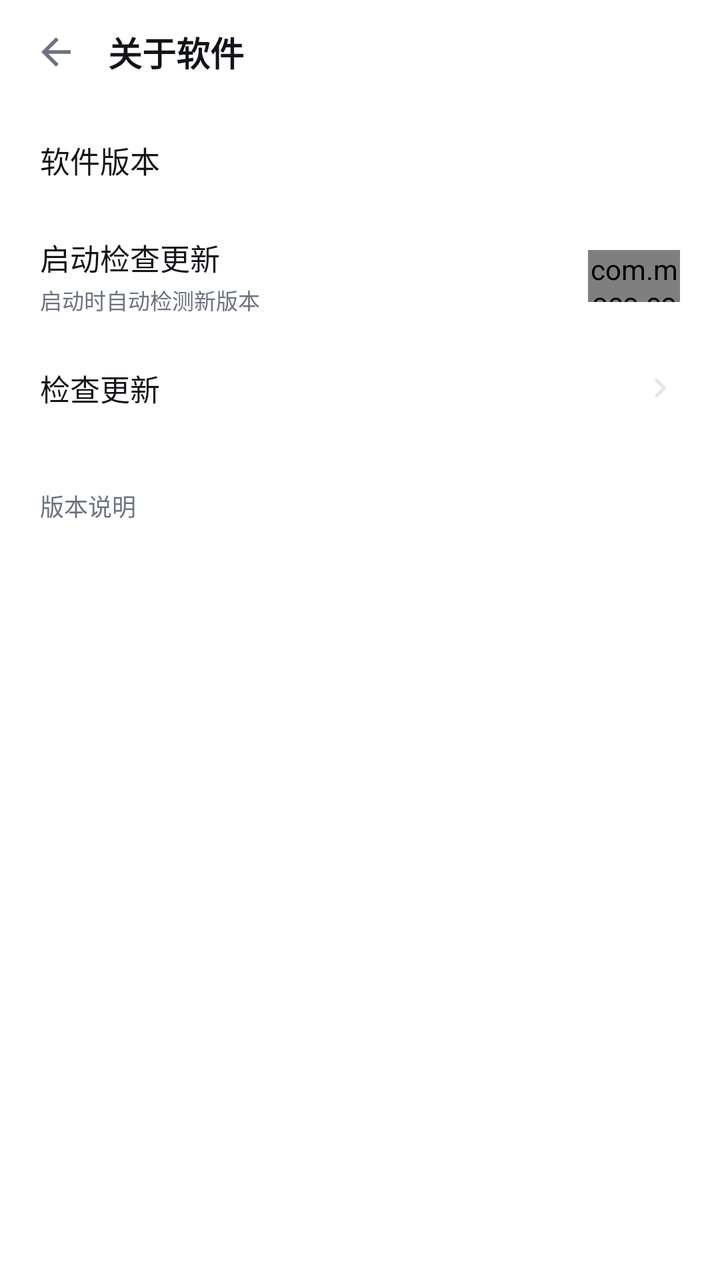
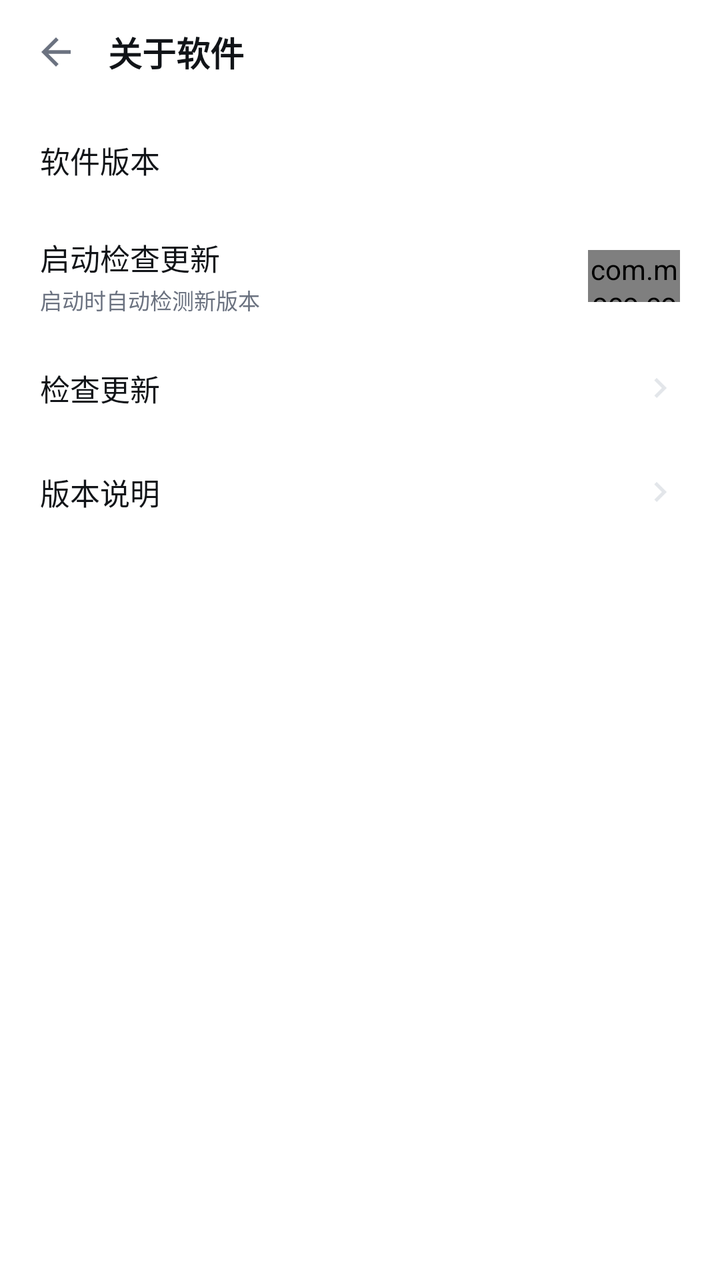

Screens rendered from an Android XML layout before and after an edit, with the pre-edit source and the edit as a unified diff.
<!-- AndroidManifest.xml: application theme Theme.ComicSearch -->
<!-- res/layout/activity_about.xml -->
<?xml version="1.0" encoding="utf-8"?>
<LinearLayout xmlns:android="http://schemas.android.com/apk/res/android"
    android:layout_width="match_parent"
    android:layout_height="match_parent"
    android:orientation="vertical"
    android:background="@color/bg"
    android:fitsSystemWindows="true">

    <LinearLayout
        android:layout_width="match_parent"
        android:layout_height="52dp"
        android:orientation="horizontal"
        android:gravity="center_vertical"
        android:paddingStart="6dp"
        android:paddingEnd="16dp"
        android:background="@color/surface">

        <ImageView
            android:id="@+id/btnBack"
            android:layout_width="44dp"
            android:layout_height="44dp"
            android:padding="11dp"
            android:src="@drawable/ic_back"
            android:contentDescription="@string/nav_back"
            android:clickable="true"
            android:focusable="true"
            android:background="?attr/selectableItemBackgroundBorderless" />

        <TextView
            android:layout_width="0dp"
            android:layout_height="wrap_content"
            android:layout_weight="1"
            android:layout_marginStart="4dp"
            android:text="@string/about_app"
            android:textColor="@color/on_surface"
            android:textSize="17sp"
            android:textStyle="bold" />
    </LinearLayout>

    <ScrollView
        android:layout_width="match_parent"
        android:layout_height="0dp"
        android:layout_weight="1"
        android:scrollbars="none">

        <LinearLayout
            android:layout_width="match_parent"
            android:layout_height="wrap_content"
            android:orientation="vertical"
            android:paddingBottom="28dp">

            <LinearLayout
                android:layout_width="match_parent"
                android:layout_height="56dp"
                android:orientation="horizontal"
                android:gravity="center_vertical"
                android:paddingStart="20dp"
                android:paddingEnd="20dp">

                <TextView
                    android:layout_width="0dp"
                    android:layout_height="wrap_content"
                    android:layout_weight="1"
                    android:text="@string/about_version"
                    android:textColor="@color/on_surface"
                    android:textSize="15sp" />

                <TextView
                    android:id="@+id/versionValue"
                    android:layout_width="wrap_content"
                    android:layout_height="wrap_content"
                    android:textColor="@color/muted"
                    android:textSize="13sp" />

                <View
                    android:id="@+id/versionDot"
                    android:layout_width="8dp"
                    android:layout_height="8dp"
                    android:layout_marginStart="6dp"
                    android:background="@drawable/bg_dot_red"
                    android:visibility="gone" />
            </LinearLayout>

            <LinearLayout
                android:id="@+id/rowAutoCheck"
                android:layout_width="match_parent"
                android:layout_height="60dp"
                android:orientation="horizontal"
                android:gravity="center_vertical"
                android:paddingStart="20dp"
                android:paddingEnd="20dp"
                android:clickable="true"
                android:focusable="true"
                android:background="?attr/selectableItemBackground">

                <LinearLayout
                    android:layout_width="0dp"
                    android:layout_height="wrap_content"
                    android:layout_weight="1"
                    android:orientation="vertical">

                    <TextView
                        android:layout_width="wrap_content"
                        android:layout_height="wrap_content"
                        android:text="@string/auto_check_update"
                        android:textColor="@color/on_surface"
                        android:textSize="15sp" />

                    <TextView
                        android:layout_width="wrap_content"
                        android:layout_height="wrap_content"
                        android:layout_marginTop="2dp"
                        android:text="@string/auto_check_update_hint"
                        android:textColor="@color/muted"
                        android:textSize="11sp" />
                </LinearLayout>

                <com.moco.comicsearch.PillSwitch
                    android:id="@+id/swAutoCheck"
                    android:layout_width="46dp"
                    android:layout_height="26dp" />
            </LinearLayout>

            <LinearLayout
                android:id="@+id/rowCheckUpdate"
                android:layout_width="match_parent"
                android:layout_height="52dp"
                android:orientation="horizontal"
                android:gravity="center_vertical"
                android:paddingStart="20dp"
                android:paddingEnd="20dp"
                android:clickable="true"
                android:focusable="true"
                android:background="?attr/selectableItemBackground">

                <TextView
                    android:layout_width="0dp"
                    android:layout_height="wrap_content"
                    android:layout_weight="1"
                    android:text="@string/check_update"
                    android:textColor="@color/on_surface"
                    android:textSize="15sp" />

                <ImageView
                    android:layout_width="20dp"
                    android:layout_height="20dp"
                    android:src="@drawable/ic_chevron"
                    android:contentDescription="@null" />
            </LinearLayout>

            <TextView
                android:layout_width="wrap_content"
                android:layout_height="wrap_content"
                android:layout_marginStart="20dp"
                android:layout_marginTop="24dp"
                android:text="@string/release_notes"
                android:textColor="@color/muted"
                android:textSize="12sp" />

            <TextView
                android:id="@+id/notesView"
                android:layout_width="match_parent"
                android:layout_height="wrap_content"
                android:layout_marginStart="20dp"
                android:layout_marginEnd="20dp"
                android:layout_marginTop="10dp"
                android:textColor="@color/on_surface"
                android:textSize="12sp"
                android:lineSpacingExtra="4dp" />
        </LinearLayout>
    </ScrollView>
</LinearLayout>
<!-- resources referenced by this layout -->
<resources>
  <color name="bg">#FFFFFF</color>
  <color name="muted">#6B7280</color>
  <color name="on_surface">#111418</color>
  <color name="surface">#FFFFFF</color>
  <!-- drawable bg_dot_red (drawable) -->
  <?xml version="1.0" encoding="utf-8"?>
  <shape xmlns:android="http://schemas.android.com/apk/res/android"
      android:shape="oval">
      <solid android:color="@color/danger" />
  </shape>
  <!-- drawable ic_back (drawable) -->
  <vector xmlns:android="http://schemas.android.com/apk/res/android"
      android:width="24dp"
      android:height="24dp"
      android:viewportWidth="24"
      android:viewportHeight="24"
      android:tint="@color/muted">
      <path
          android:fillColor="#FFFFFF"
          android:pathData="M20,11H7.83l5.59,-5.59L12,4l-8,8 8,8 1.41,-1.41L7.83,13H20v-2z" />
  </vector>
  <!-- drawable ic_chevron (drawable) -->
  <vector xmlns:android="http://schemas.android.com/apk/res/android"
      android:width="24dp" android:height="24dp"
      android:viewportWidth="24" android:viewportHeight="24" android:tint="@color/divider">
      <path android:fillColor="#FFFFFF"
          android:pathData="M10,6L8.59,7.41 13.17,12l-4.58,4.59L10,18l6,-6z" />
  </vector>
  <string name="about_app">关于软件</string>
  <string name="about_version">软件版本</string>
  <string name="auto_check_update">启动检查更新</string>
  <string name="auto_check_update_hint">启动时自动检测新版本</string>
  <string name="check_update">检查更新</string>
  <string name="nav_back">返回</string>
  <string name="release_notes">版本说明</string>
  <style name="Theme.ComicSearch" parent="Theme.ComicSearch.Base">
          <item name="android:windowLightStatusBar">true</item>
          <item name="android:windowLightNavigationBar" tools:targetApi="o_mr1">true</item>
      </style>
  <color name="danger">#D93025</color>
  <color name="divider">#E3E6EA</color>
  <color name="primary">#1668E3</color>
  <color name="primary_dim">#E7EFFC</color>
  <color name="surface2">#F2F4F7</color>
  <style name="ThemeOverlay.ComicSearch.Dialog" parent="ThemeOverlay.Material3.MaterialAlertDialog">
          <item name="colorSurface">@color/surface2</item>
          <item name="colorOnSurface">@color/on_surface</item>
          <item name="shapeAppearanceCornerExtraSmall">@style/ShapeAppearance.ComicSearch.None</item>
          <item name="shapeAppearanceCornerSmall">@style/ShapeAppearance.ComicSearch.None</item>
          <item name="shapeAppearanceCornerMedium">@style/ShapeAppearance.ComicSearch.None</item>
          <item name="shapeAppearanceCornerLarge">@style/ShapeAppearance.ComicSearch.None</item>
          <item name="shapeAppearanceCornerExtraLarge">@style/ShapeAppearance.ComicSearch.None</item>
      </style>
  <style name="ShapeAppearance.ComicSearch.None" parent="">
          <item name="cornerFamily">rounded</item>
          <item name="cornerSize">0dp</item>
      </style>
  <!-- unchanged entries left out for length: 1 -->
</resources>

<!-- the commit's change to res/layout/activity_about.xml (unified diff, before → after) -->
@@ -148,25 +148,32 @@
                     android:contentDescription="@null" />
             </LinearLayout>
 
-            <TextView
-                android:layout_width="wrap_content"
-                android:layout_height="wrap_content"
-                android:layout_marginStart="20dp"
-                android:layout_marginTop="24dp"
-                android:text="@string/release_notes"
-                android:textColor="@color/muted"
-                android:textSize="12sp" />
+            <LinearLayout
+                android:id="@+id/rowReleaseNotes"
+                android:layout_width="match_parent"
+                android:layout_height="52dp"
+                android:orientation="horizontal"
+                android:gravity="center_vertical"
+                android:paddingStart="20dp"
+                android:paddingEnd="20dp"
+                android:clickable="true"
+                android:focusable="true"
+                android:background="?attr/selectableItemBackground">
 
-            <TextView
-                android:id="@+id/notesView"
-                android:layout_width="match_parent"
-                android:layout_height="wrap_content"
-                android:layout_marginStart="20dp"
-                android:layout_marginEnd="20dp"
-                android:layout_marginTop="10dp"
-                android:textColor="@color/on_surface"
-                android:textSize="12sp"
-                android:lineSpacingExtra="4dp" />
+                <TextView
+                    android:layout_width="0dp"
+                    android:layout_height="wrap_content"
+                    android:layout_weight="1"
+                    android:text="@string/release_notes"
+                    android:textColor="@color/on_surface"
+                    android:textSize="15sp" />
+
+                <ImageView
+                    android:layout_width="20dp"
+                    android:layout_height="20dp"
+                    android:src="@drawable/ic_chevron"
+                    android:contentDescription="@null" />
+            </LinearLayout>
         </LinearLayout>
     </ScrollView>
 </LinearLayout>
